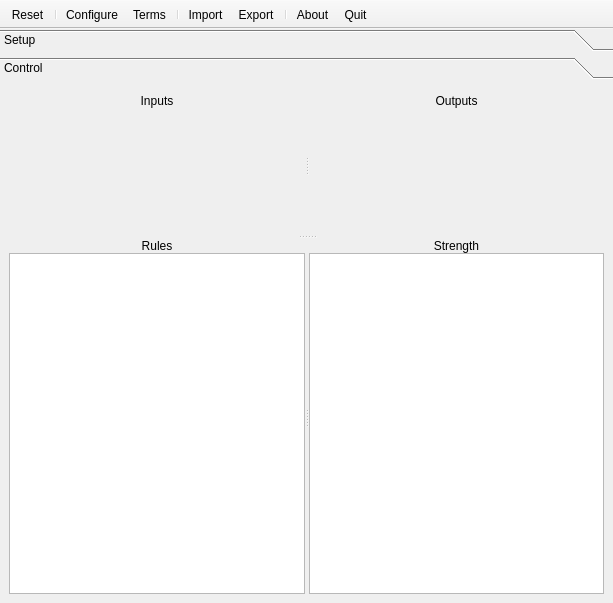
This is qtfuzzylite/ui/Window.ui in fuzzylite/fuzzylite as Qt 5 draws it before an edit. The edited form follows.
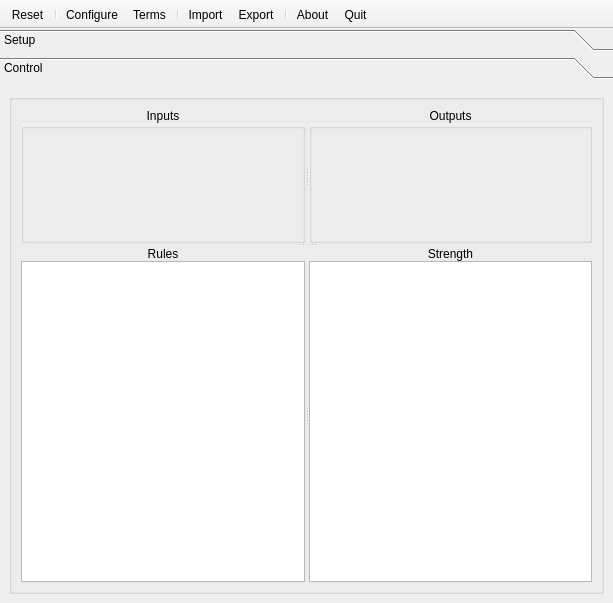
This is the edited form. The open tabs and pages were chosen to show the change. Icons and pictures are not drawn.

Commit message: More changes in Apple. Groupboxes added. Still fixing adjustSize in Term.ui

```diff
--- a/qtfuzzylite/ui/Window.ui
+++ b/qtfuzzylite/ui/Window.ui
@@ -336,6 +336,9 @@
        </attribute>
        <layout class="QVBoxLayout" name="verticalLayout_6">
         <item>
+         <widget class="QGroupBox" name="groupBox">
+          <layout class="QVBoxLayout" name="verticalLayout_17">
+           <item>
          <widget class="QSplitter" name="spl_control_inout_rules">
           <property name="orientation">
            <enum>Qt::Vertical</enum>
@@ -396,8 +399,8 @@
                     <rect>
                      <x>0</x>
                      <y>0</y>
-                     <width>289</width>
-                     <height>124</height>
+                        <width>274</width>
+                        <height>115</height>
                     </rect>
                    </property>
                    <layout class="QVBoxLayout" name="verticalLayout_11">
@@ -408,7 +411,10 @@
                      <number>0</number>
                     </property>
                     <item>
-                     <widget class="QFrame" name="grx_test_inputs">
+                        <widget class="QGroupBox" name="grx_test_inputs">
+                         <property name="autoFillBackground">
+                          <bool>true</bool>
+                         </property>
                       <layout class="QVBoxLayout" name="verticalLayout_8">
                        <property name="spacing">
                         <number>0</number>
@@ -486,8 +492,8 @@
                     <rect>
                      <x>0</x>
                      <y>0</y>
-                     <width>289</width>
-                     <height>124</height>
+                        <width>274</width>
+                        <height>115</height>
                     </rect>
                    </property>
                    <layout class="QVBoxLayout" name="verticalLayout_13">
@@ -498,7 +504,10 @@
                      <number>0</number>
                     </property>
                     <item>
-                     <widget class="QFrame" name="grx_test_outputs">
+                        <widget class="QGroupBox" name="grx_test_outputs">
+                         <property name="autoFillBackground">
+                          <bool>true</bool>
+                         </property>
                       <layout class="QVBoxLayout" name="verticalLayout_15">
                        <property name="margin">
                         <number>0</number>
@@ -605,6 +614,9 @@
             </layout>
            </widget>
           </widget>
+            </widget>
+           </item>
+          </layout>
          </widget>
         </item>
        </layout>
```
Left out of the diff: 12 changed lines with no effect on the pictures. Lines whose indentation alone changed are shown as unchanged. The commit also changes 6 other files.
